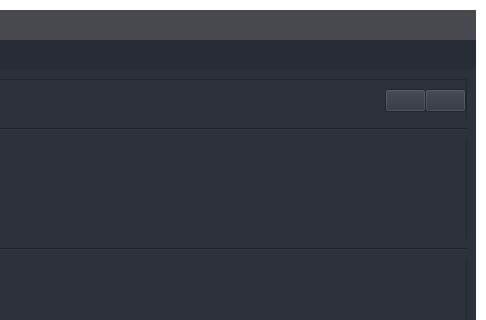
Qt form main.ui (sixpeople1207/Gamma) before a commit; both pictures show x 414 to 900 and y 0 to 320 of the 900 by 600 pixel window.
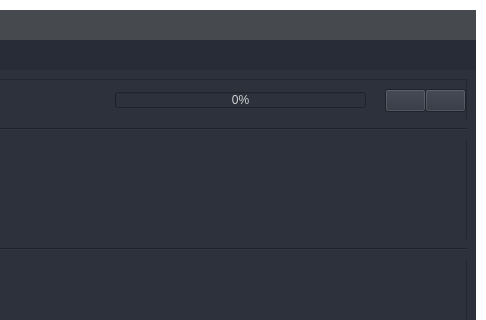
The same form after that commit. Icons and pictures are not drawn.

```diff
--- a/main.ui
+++ b/main.ui
@@ -1906,6 +1906,31 @@
                      </item>
                     </layout>
                    </widget>
+                   <widget class="QProgressBar" name="progressBar">
+                    <property name="geometry">
+                     <rect>
+                      <x>440</x>
+                      <y>13</y>
+                      <width>251</width>
+                      <height>16</height>
+                     </rect>
+                    </property>
+                    <property name="sizePolicy">
+                     <sizepolicy hsizetype="Fixed" vsizetype="Fixed">
+                      <horstretch>0</horstretch>
+                      <verstretch>0</verstretch>
+                     </sizepolicy>
+                    </property>
+                    <property name="value">
+                     <number>0</number>
+                    </property>
+                    <property name="orientation">
+                     <enum>Qt::Horizontal</enum>
+                    </property>
+                    <property name="textDirection">
+                     <enum>QProgressBar::TopToBottom</enum>
+                    </property>
+                   </widget>
                    <zorder>layoutWidget</zorder>
                    <zorder>line_2</zorder>
                    <zorder>btn_Right_1</zorder>
```
Left out of the diff: 3 changed lines with no effect on the pictures.
